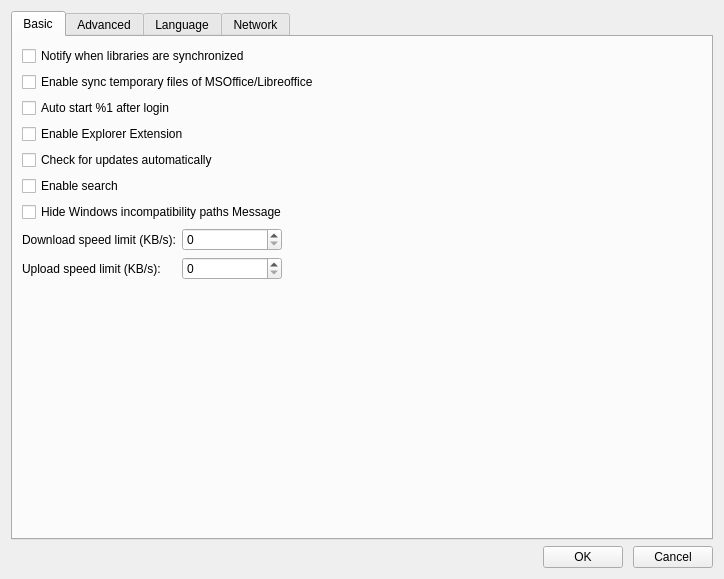
Qt form ui/settings-dialog.ui (haiwen/seadrive-gui) before a commit.
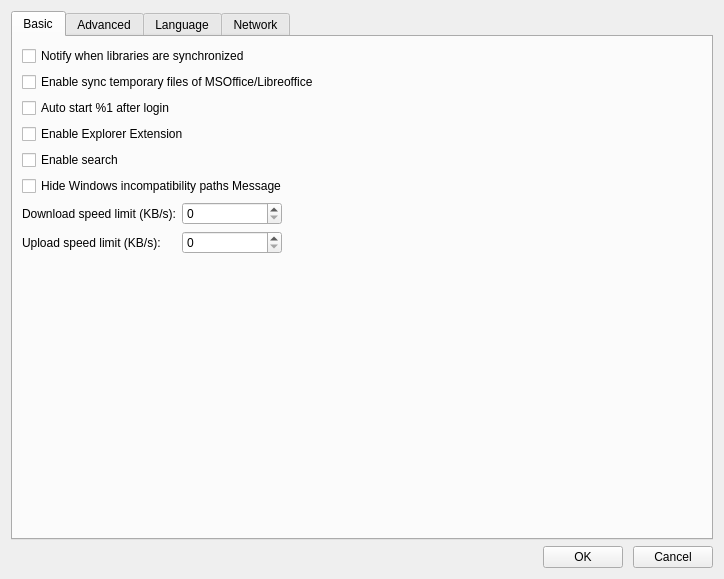
The same form after that commit. The open tabs and pages were chosen to show the change.

The edit to the form file:
```diff
--- a/ui/settings-dialog.ui
+++ b/ui/settings-dialog.ui
@@ -52,13 +52,6 @@
          </property>
         </widget>
        </item>
-       <item>
-        <widget class="QCheckBox" name="mCheckLatestVersionBox">
-         <property name="text">
-          <string>Check for updates automatically</string>
-         </property>
-        </widget>
-       </item>
        <item>
         <widget class="QCheckBox" name="mSpotlightCheckBox">
          <property name="text">
```
Left out of the diff: 2 changed lines with no effect on the pictures.
